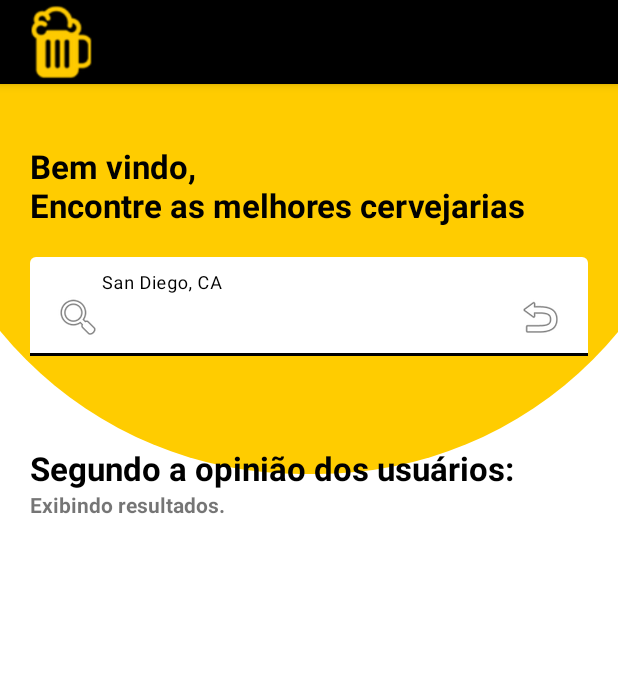
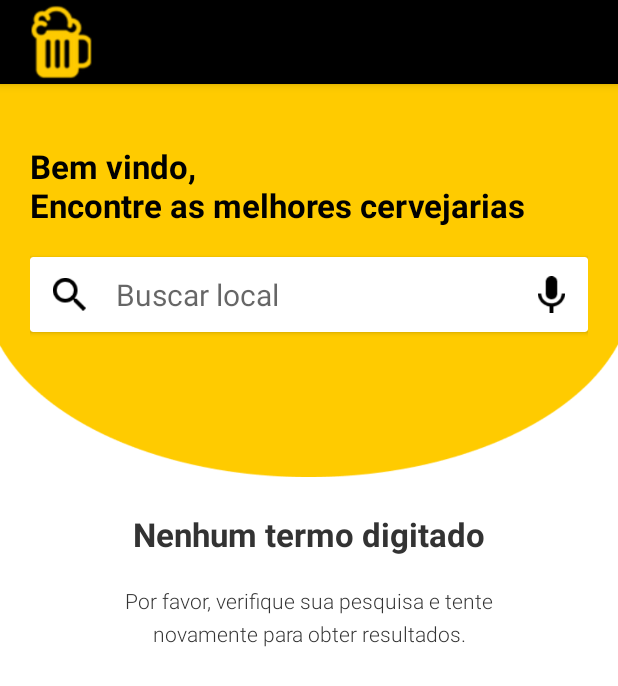
Before and after one commit to joaoramos00/breweryApi, an Android app: the screen it shows after launch (MainActivity), on a phone screen of 412 x 824 dp. Shown: the top 686 px of the screen. Run offline under Robolectric (Android 15) with nearby library versions, the phone set to English and light mode, and no system bars.

```diff
--- a/app/build.gradle
+++ b/app/build.gradle
@@ -9,7 +9,7 @@ android {
 
     defaultConfig {
         applicationId "com.example.android"
-        minSdk 21
+        minSdk 28
         targetSdk 32
         versionCode 1
         versionName "1.0"
--- a/app/src/main/java/com/example/android/view/MainActivity.kt
+++ b/app/src/main/java/com/example/android/view/MainActivity.kt
@@ -27,12 +27,10 @@ class MainActivity : AppCompatActivity() {
         supportActionBar?.setLogo(R.drawable.ic_beer)
         supportActionBar?.setDisplayShowHomeEnabled(true)
         supportActionBar?.setDisplayUseLogoEnabled(true)
-//        supportActionBar?.setDisplayHomeAsUpEnabled(true);
-//        supportActionBar?.setHomeButtonEnabled(true);
 
         recyclerView = findViewById(R.id.mainRecyclerView)
         results = findViewById(R.id.results)
-        getData()
+
     }
 
     private fun getData() {
--- a/app/src/main/res/layout/activity_main.xml
+++ b/app/src/main/res/layout/activity_main.xml
@@ -7,12 +7,11 @@ android:layout_height="match_parent"
     tools:context=".view.MainActivity">
 
     <ImageView
-    android:id="@+id/arcShape"
         android:layout_width="match_parent"
         android:layout_height="wrap_content"
-    android:scaleType="center"
-    android:src="@drawable/arc_shape" />
-
+        android:contentDescription="@string/image_background"
+        android:scaleType="fitStart"
+        android:src="@drawable/img" />
 
     <ScrollView
         android:layout_width="match_parent"
@@ -23,58 +22,169 @@ tools:context=".view.MainActivity">
             android:layout_height="wrap_content"
             android:layout_marginHorizontal="20dp"
             android:orientation="vertical">
+
             <TextView
                 android:layout_width="match_parent"
                 android:layout_height="wrap_content"
                 android:layout_marginTop="40dp"
+                android:fontFamily="Quicksand"
+                android:text="Bem vindo,\nEncontre as melhores cervejarias"
+                android:textColor="#000000"
                 android:textSize="22dp"
-            android:textStyle="bold"
-            android:textColor="#000000"
-            android:fontFamily="Quicksand"
-            android:text="Bem vindo,\nEncontre as melhores cervejarias" />
+                android:textStyle="bold" />
 
-        <com.google.android.material.textfield.TextInputLayout
+            <androidx.cardview.widget.CardView
+                android:layout_width="match_parent"
+                android:layout_height="50dp"
+                android:layout_marginTop="20dp">
+
+                <LinearLayout
+                    android:layout_width="match_parent"
+                    android:layout_height="match_parent"
+                    android:layout_marginHorizontal="5dp"
+                    android:gravity="center"
+                    android:orientation="horizontal">
+
+                    <LinearLayout
+                        android:id="@+id/search_button"
+                        android:layout_width="wrap_content"
+                        android:layout_height="match_parent"
+                        android:layout_weight="0"
+                        android:gravity="center"
+                        android:paddingHorizontal="10dp">
+
+                        <ImageView
+                            android:layout_width="22dp"
+                            android:layout_height="wrap_content"
+                            android:src="@drawable/ic_search" />
+                    </LinearLayout>
+
+                    <EditText
+                        android:id="@+id/search_city"
+                        android:layout_width="1dp"
+                        android:layout_height="wrap_content"
+                        android:layout_marginHorizontal="10dp"
+                        android:layout_weight="1"
+                        android:background="#00000000"
+                        android:hint="@string/san_diego"
+                        android:inputType="textCapWords"
+                        android:textSize="20sp" />
+
+                    <LinearLayout
+                        android:layout_width="wrap_content"
+                        android:layout_height="match_parent"
+                        android:layout_weight="0"
+                        android:gravity="center"
+                        android:paddingHorizontal="10dp">
+
+                        <ImageView
+                            android:layout_width="18dp"
+                            android:layout_height="wrap_content"
+                            android:src="@drawable/ic_record" />
+                    </LinearLayout>
+                </LinearLayout>
+            </androidx.cardview.widget.CardView>
+
+            <LinearLayout
+                android:layout_width="match_parent"
+                android:layout_height="match_parent"
+                android:layout_marginTop="120dp"
+                android:orientation="vertical"
+                android:visibility="gone">
+
+                <TextView
                     android:layout_width="match_parent"
                     android:layout_height="wrap_content"
-            app:boxBackgroundColor="#ffffff"
-            android:layout_marginTop="20dp">
+                    android:textAlignment="center"
+                    android:fontFamily="Quicksand"
+                    android:textFontWeight="700"
+                    android:lineHeight="24dp"
+                    android:layout_marginHorizontal="10dp"
+                    android:text="A lista de cervejaria não foi encontrada"
+                    android:textColor="#333333"
+                    android:textSize="22sp"
+                    android:textStyle="bold" />
 
-            <com.google.android.material.textfield.TextInputEditText
-                android:drawableStart="@android:drawable/ic_menu_search"
-                android:drawableEnd="@android:drawable/ic_menu_revert"
+                <TextView
                     android:layout_width="match_parent"
                     android:layout_height="wrap_content"
-                android:hint="San Diego, CA" />
-        </com.google.android.material.textfield.TextInputLayout>
+                    android:textAlignment="center"
+                    android:fontFamily="Roboto"
+                    android:textFontWeight="300"
+                    android:layout_marginTop="20sp"
+                    android:lineHeight="22dp"
+                    android:layout_marginHorizontal="25dp"
+                    android:text="Por favor, verifique sua pesquisa e tente novamente para obter resultados."
+                    android:textSize="14dp"
+                    android:textColor="#333333"
+                    android:textStyle="bold" />
+
+            </LinearLayout>
+
+            <LinearLayout
+                android:layout_width="match_parent"
+                android:layout_height="match_parent"
+                android:layout_marginTop="120dp"
+                android:orientation="vertical">
+
+                <TextView
+                    android:layout_width="match_parent"
+                    android:layout_height="wrap_content"
+                    android:textAlignment="center"
+                    android:fontFamily="Quicksand"
+                    android:textFontWeight="700"
+                    android:lineHeight="24dp"
+                    android:text="Nenhum termo digitado"
+                    android:textColor="#333333"
+                    android:textSize="22sp"
+                    android:textStyle="bold" />
+
+                <TextView
+                    android:layout_width="match_parent"
+                    android:layout_height="wrap_content"
+                    android:textAlignment="center"
+                    android:fontFamily="Roboto"
+                    android:textFontWeight="300"
+                    android:layout_marginTop="20sp"
+                    android:lineHeight="22dp"
+                    android:layout_marginHorizontal="30dp"
+                    android:text="Por favor, verifique sua pesquisa e tente novamente para obter resultados."
+                    android:textSize="14dp"
+                    android:textColor="#333333"
+                    android:textStyle="bold" />
+
+            </LinearLayout>
+
+            <LinearLayout
+                android:layout_width="match_parent"
+                android:layout_height="match_parent"
+                android:orientation="vertical"
+                android:visibility="gone">
 
                 <TextView
                     android:layout_width="match_parent"
                     android:layout_height="wrap_content"
                     android:layout_marginTop="60dp"
+                    android:fontFamily="Quicksand"
+                    android:text="Segundo a opinião dos usuários:"
+                    android:textColor="#000000"
                     android:textSize="22dp"
-            android:textStyle="bold"
-            android:textColor="#000000"
-            android:fontFamily="Quicksand"
-            android:text="Segundo a opinião dos usuários:" />
+                    android:textStyle="bold" />
 
                 <TextView
                     android:id="@+id/results"
                     android:layout_width="match_parent"
                     android:layout_height="wrap_content"
-            android:textStyle="bold"
+                    android:text="Exibindo resultados."
                     android:textSize="14dp"
-            android:text="Exibindo resultados." />
-
-        <!--            <androidx.constraintlayout.widget.ConstraintLayout-->
-        <!--                android:layout_width="match_parent"-->
-        <!--                android:layout_height="match_parent">-->
+                    android:textStyle="bold" />
 
                 <androidx.recyclerview.widget.RecyclerView
                     android:id="@+id/mainRecyclerView"
                     android:layout_width="match_parent"
-            android:layout_height="wrap_content"/>
+                    android:layout_height="wrap_content" />
 
-        <!--            </androidx.constraintlayout.widget.ConstraintLayout>-->
+            </LinearLayout>
 
 
         </LinearLayout>
@@ -82,9 +192,4 @@ tools:context=".view.MainActivity">
     </ScrollView>
 
 
-
-
-
-
-
 </FrameLayout>
--- a/app/src/main/res/values/strings.xml
+++ b/app/src/main/res/values/strings.xml
@@ -14,4 +14,6 @@
     <string name="detailsBackground">Details background</string>
     <string name="rateBrewery">AVALIAR CERVEJARIA</string>
     <string name="rateBreweryHeader">"Avalie a "</string>
+    <string name="image_background">Image background</string>
+    <string name="san_diego">Buscar local</string>
 </resources>
```
Also changed, not shown: app/src/main/res/drawable/ic_record.png (added), app/src/main/res/drawable/ic_search.png (added), app/src/main/res/drawable/img.png (added). Lines whose indentation alone changed are shown as unchanged.
